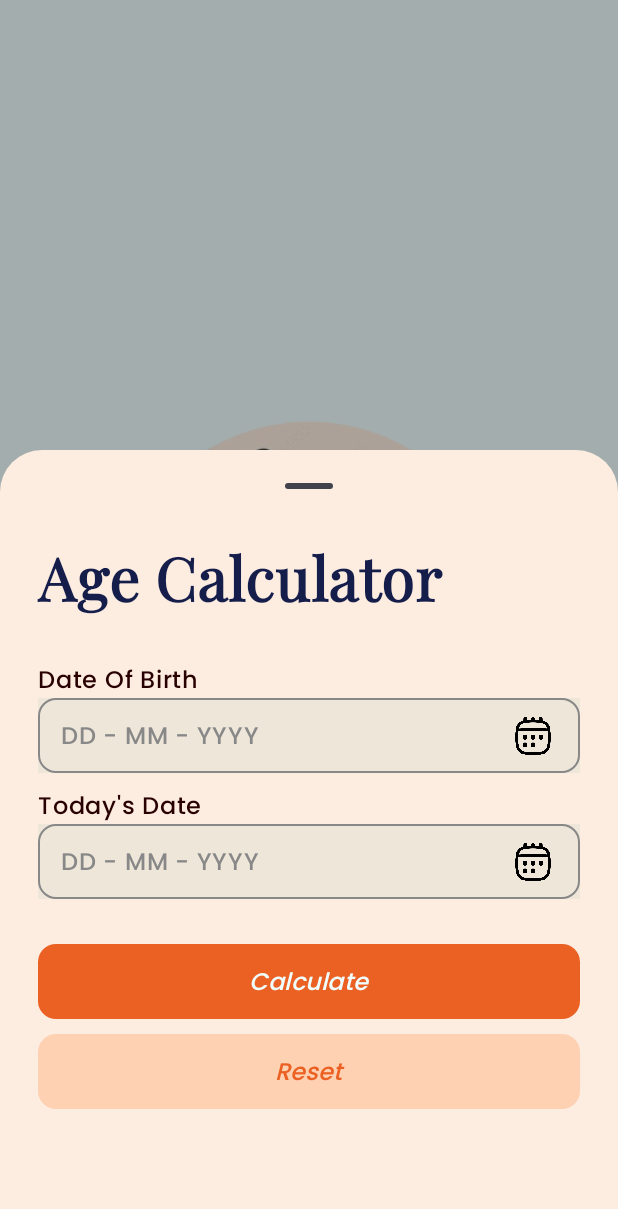
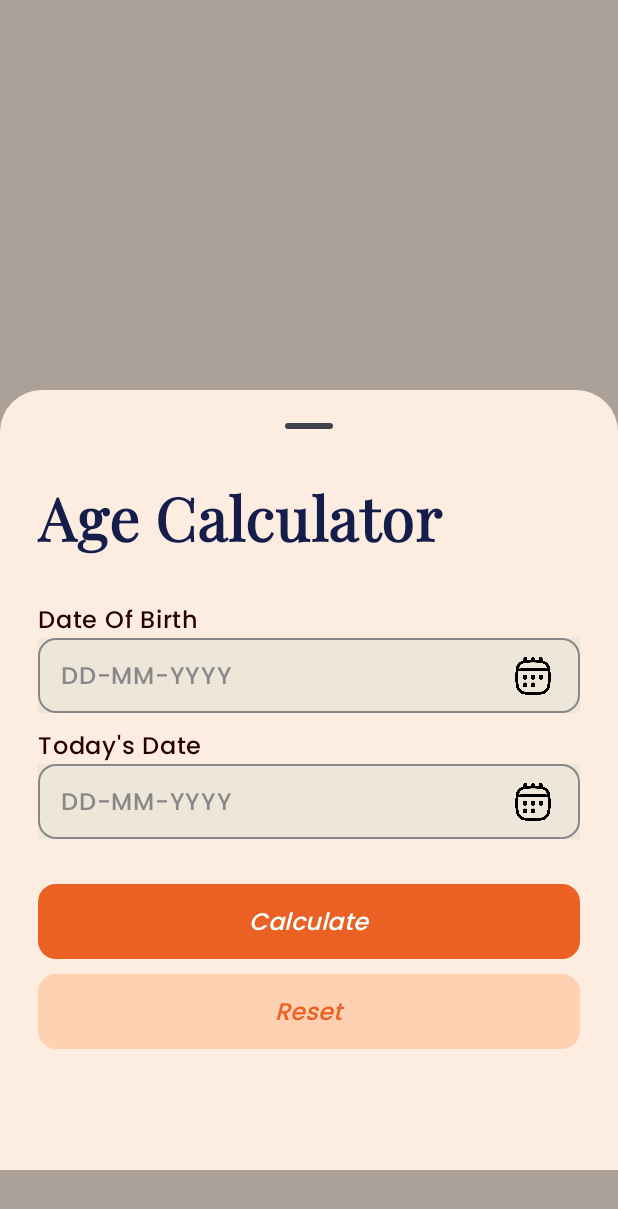
Before and after one commit to Shahnawazk7944/Simple_Age_Calculator, an Android app built with Jetpack Compose: the screen it shows after launch (MainActivity), after a tap on "next", on a phone screen of 412 x 824 dp. Shown: the top 1209 px of the screen. Run offline under Robolectric (Android 15) with nearby library versions, the phone set to English and light mode, and no system bars.

Commit message:
some bugs fixed
Co-Authored-By: Iycs2122 <154696547+iycs2122@users.noreply.github.com>

```diff
--- a/app/src/main/java/com/example/simple_age_calculator/HomeScreen.kt
+++ b/app/src/main/java/com/example/simple_age_calculator/HomeScreen.kt
@@ -5,7 +5,10 @@ import androidx.compose.foundation.clickable
 import androidx.compose.foundation.layout.Arrangement
 import androidx.compose.foundation.layout.Box
 import androidx.compose.foundation.layout.Column
+import androidx.compose.foundation.layout.Spacer
+import androidx.compose.foundation.layout.fillMaxHeight
 import androidx.compose.foundation.layout.fillMaxSize
+import androidx.compose.foundation.layout.height
 import androidx.compose.foundation.layout.heightIn
 import androidx.compose.foundation.layout.padding
 import androidx.compose.foundation.layout.size
@@ -48,12 +51,14 @@ fun HomeScreen(navController: NavController) {
         Image(
             painter = painterResource(id = R.drawable.think1),
             contentDescription = "thinking Age",
-            Modifier.size(300.dp)
+            Modifier
+                .size(300.dp)
+                .padding(bottom = 50.dp)
         )
         Box(
             modifier = Modifier
                 .align(Alignment.BottomStart)
-                .padding(bottom = 150.dp, start = 25.dp)
+                .padding(bottom = 200.dp, start = 25.dp)
         ) {
             Column(
                 verticalArrangement = Arrangement.Center,
@@ -92,10 +97,8 @@ fun HomeScreen(navController: NavController) {
                 onDismissRequest = {
                     showBottomSheet = false
                 },
-                Modifier
-                    .heightIn(min = 500.dp, max = 600.dp),
+                Modifier.heightIn(min = 520.dp, max = 520.dp),
                 containerColor = BottomSheetColor,
-
                 sheetState = sheetState
             ) {
                 // Sheet content
--- a/app/src/main/java/com/example/simple_age_calculator/MainActivity.kt
+++ b/app/src/main/java/com/example/simple_age_calculator/MainActivity.kt
@@ -12,6 +12,7 @@ import androidx.navigation.NavHostController
 import androidx.navigation.compose.rememberNavController
 import com.example.simple_age_calculator.models.SetupNavGraph
 import com.example.simple_age_calculator.ui.theme.AzureMist
+import com.example.simple_age_calculator.ui.theme.BottomSheetColor
 import com.example.simple_age_calculator.ui.theme.Simple_Age_CalculatorTheme
 
 class MainActivity : ComponentActivity() {
@@ -23,7 +24,7 @@ class MainActivity : ComponentActivity() {
                 // A surface container using the 'background' color from the theme
                 Surface(
                     modifier = Modifier.fillMaxSize(),
-                    color = AzureMist
+                    color = BottomSheetColor
                     //color = MaterialTheme.colorScheme.background
                 ) {
                     navController = rememberNavController()
--- a/app/src/main/java/com/example/simple_age_calculator/ResultScreen.kt
+++ b/app/src/main/java/com/example/simple_age_calculator/ResultScreen.kt
@@ -171,7 +171,7 @@ fun CalculateAge(
             modifier = Modifier
                 .fillMaxWidth()
                 .padding(horizontal = 20.dp)
-                .height(350.dp)
+                .height(300.dp)
                 .neu(
                     lightShadowColor = BottomSheetColor,
                     darkShadowColor = Color.LightGray,
```
Also changed, not shown: app/src/main/java/com/example/simple_age_calculator/BottonSheet.kt (+6 -4 lines).
